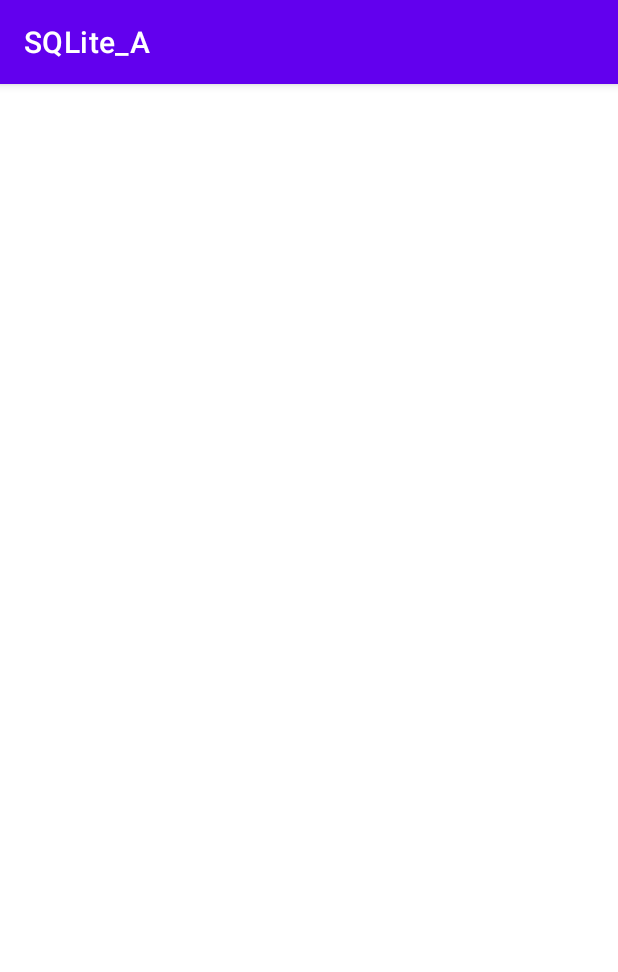
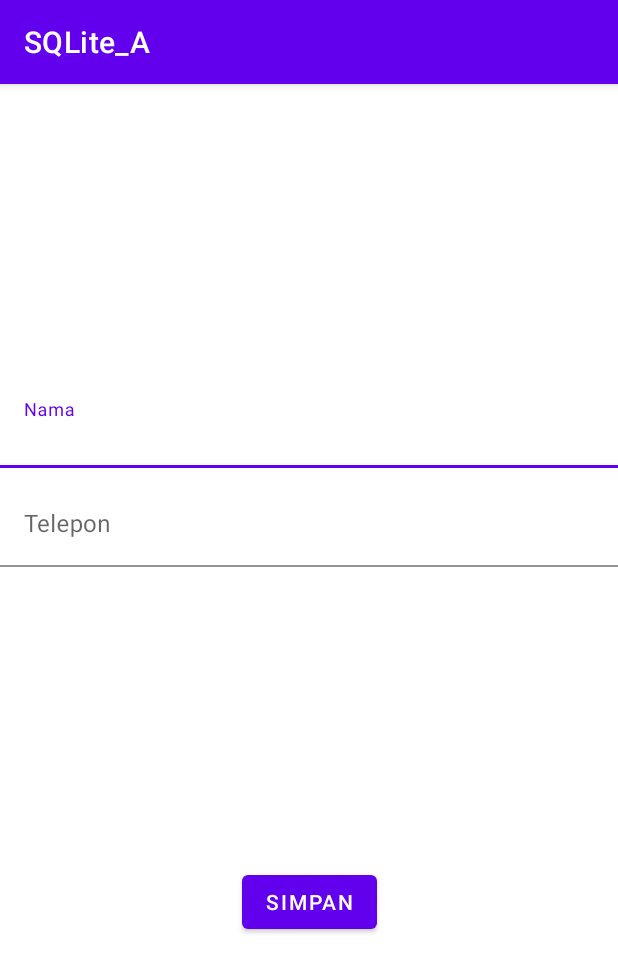
Before and after one commit to Uyun132/SQLite_A, an Android app: the TemanBaru screen opened directly, with no data from a screen before it, on a phone screen of 412 x 824 dp. Shown: the top 972 px of the screen. Run offline under Robolectric (Android 15) with nearby library versions, the phone set to English and light mode, and no system bars.

Commit message:
Save Data

```diff
--- a/app/src/main/res/layout/activity_teman_baru.xml
+++ b/app/src/main/res/layout/activity_teman_baru.xml
@@ -6,4 +6,49 @@
     android:layout_height="match_parent"
     tools:context=".TemanBaru">
 
+    <com.google.android.material.textfield.TextInputLayout
+        android:id="@+id/textInputLayout"
+        android:layout_width="match_parent"
+        android:layout_height="wrap_content"
+        android:layout_marginTop="200dp"
+        app:layout_constraintEnd_toEndOf="parent"
+        app:layout_constraintStart_toStartOf="parent"
+        app:layout_constraintTop_toTopOf="parent">
+
+        <com.google.android.material.textfield.TextInputEditText
+            android:id="@+id/tietNama"
+            android:layout_width="match_parent"
+            android:layout_height="wrap_content"
+            android:background="@color/cardview_light_background"
+            android:hint="Nama"
+
+            />
+    </com.google.android.material.textfield.TextInputLayout>
+
+    <com.google.android.material.textfield.TextInputLayout
+        android:id="@+id/textInputLayout2"
+        android:layout_width="match_parent"
+        android:layout_height="wrap_content"
+        android:layout_marginTop="10dp"
+        app:layout_constraintEnd_toEndOf="@+id/textInputLayout"
+        app:layout_constraintStart_toStartOf="@+id/textInputLayout"
+        app:layout_constraintTop_toBottomOf="@+id/textInputLayout">
+
+        <com.google.android.material.textfield.TextInputEditText
+            android:id="@+id/tietTelepon"
+            android:layout_width="match_parent"
+            android:layout_height="wrap_content"
+            android:background="@color/cardview_light_background"
+            android:hint="Telepon" />
+    </com.google.android.material.textfield.TextInputLayout>
+
+    <Button
+        android:id="@+id/buttonSave"
+        android:layout_width="wrap_content"
+        android:layout_height="wrap_content"
+        android:text="Simpan"
+        app:layout_constraintBottom_toBottomOf="parent"
+        app:layout_constraintEnd_toEndOf="@+id/textInputLayout2"
+        app:layout_constraintStart_toStartOf="@+id/textInputLayout2"
+        app:layout_constraintTop_toBottomOf="@+id/textInputLayout2" />
 </androidx.constraintlayout.widget.ConstraintLayout>
```
